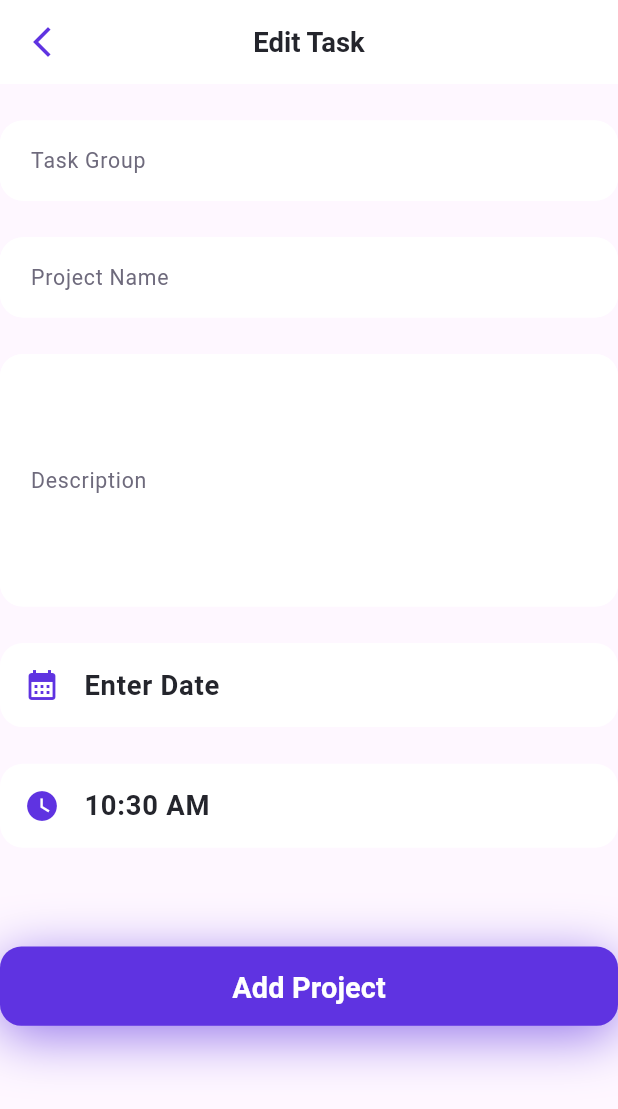
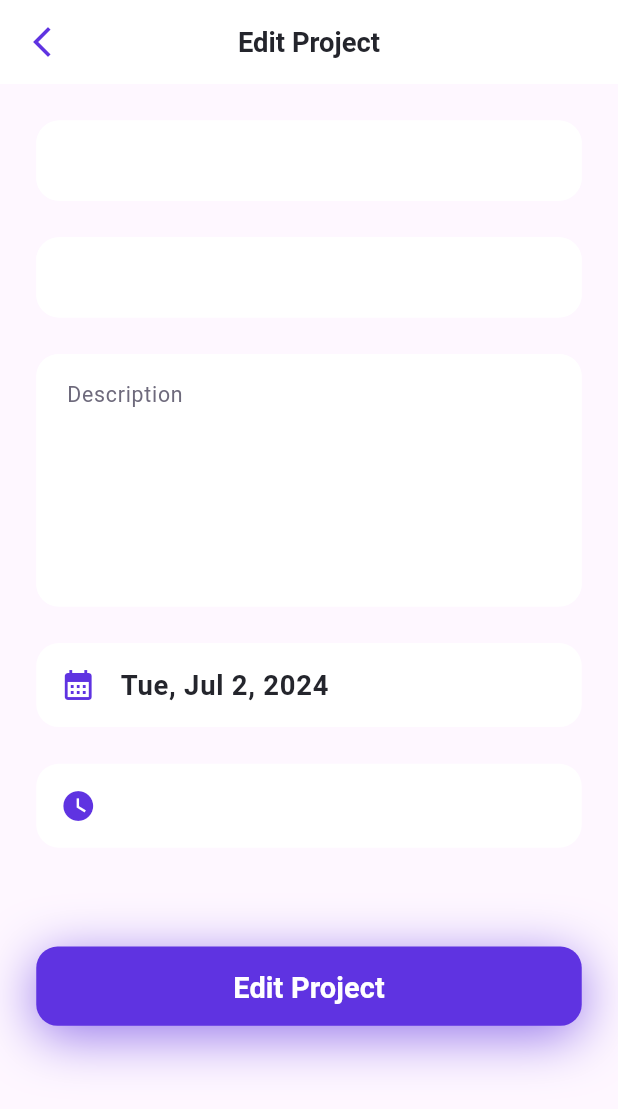
Before and after one commit to mostafaramadanhamed/Task-Ease-App, a Flutter app: the EditTaskScreen screen opened directly with empty values, on a phone screen of 412 x 824 dp. Shown: the top 1109 px of the screen. Run offline on Flutter 3.47's test engine with Material 3 defaults, Android fonts, the phone set to English and light mode, and no system bars; our stand-ins replace easy_date_timeline, flutter_bloc, flutter_screenutil, hive, hive_flutter; accounts and stored records are empty.

Commit message:
finish edit task screen

```diff
--- a/lib/core/widgets/app_text_field.dart
+++ b/lib/core/widgets/app_text_field.dart
@@ -11,24 +11,25 @@ class AppTextFormField extends StatelessWidget {
   final TextStyle ? inputTextStyle;
   final TextStyle ? hintStyle;
   final String hintText;
-  final String ? initialValue;
   final int ? maxLine;
   final TextInputType? textInputType;
   final bool ? isObscureText;
   final Widget ? suffixIcon;
   final Color ? backgroundColor;
   final TextEditingController  controller;
+  final void Function(String)? onChanged;
   const AppTextFormField({
     super.key,
     this.contentPadding, this.focusedBorder,
     this.enabledBorder, this.inputTextStyle,
     this.hintStyle, required this.hintText,
-    this.isObscureText, this.suffixIcon, this.backgroundColor, this.textInputType, this.maxLine, required this.controller, this.initialValue,
+    this.isObscureText, this.suffixIcon, this.backgroundColor, this.textInputType, this.maxLine, required this.controller, this.onChanged,
   });
 
   @override
   Widget build(BuildContext context) {
     return  TextFormField(
+      onChanged: onChanged,
       controller:controller ,
       validator: (val) {
         if (val!.isEmpty) {
@@ -36,7 +37,6 @@ class AppTextFormField extends StatelessWidget {
         }
         return null;
       },
-initialValue: initialValue,
       keyboardType: textInputType??TextInputType.text,
       maxLines: maxLine,
       decoration: InputDecoration(
@@ -71,7 +71,7 @@ initialValue: initialValue,
         hintStyle:hintStyle?? TextStyles.font14Regular,
         labelStyle:hintStyle?? TextStyles.font14Regular,
         hintText: hintText,
-        labelText: hintText,
+        //labelText: hintText,
         suffixIcon: suffixIcon,
       ),
       obscureText: isObscureText??false,
--- a/lib/features/add task/data/models/task_model.dart
+++ b/lib/features/add task/data/models/task_model.dart
@@ -4,17 +4,17 @@ part 'task_model.g.dart';
 @HiveType(typeId: 1)
 class TaskModel extends HiveObject{
   @HiveField(0)
-  final int id;
+   int id;
   @HiveField(1)
-  final String taskGroup;
+   String taskGroup;
   @HiveField(2)
-  final String projectName;
+   String projectName;
   @HiveField(3)
-  final String description;
+   String description;
   @HiveField(4)
-  final DateTime selectedDate;
+   DateTime selectedDate;
   @HiveField(5)
-  final String selectedTime;
+   String selectedTime;
 
   TaskModel(
       {required this.id,
--- a/lib/features/add task/presentation/widget/task_form.dart
+++ b/lib/features/add task/presentation/widget/task_form.dart
@@ -124,7 +124,7 @@ bool isTaped=false;
                       selectedDate: initialDate!,
                       selectedTime: initialTime!.format(context));
                   BlocProvider.of<AddTaskCubit>(context).addTask(taskModel);
-                  BlocProvider.of<FetchTaskCubit>(context).fetchAllTasks();
+                   BlocProvider.of<FetchTaskCubit>(context).fetchAllTasks();
                   context.pop();
                 }
                 else{
--- a/lib/features/edit task/presentation/edit_task_screen.dart
+++ b/lib/features/edit task/presentation/edit_task_screen.dart
@@ -1,4 +1,5 @@
 import 'package:flutter/material.dart';
+import 'package:flutter_screenutil/flutter_screenutil.dart';
 import 'package:task_ease/core/widgets/default_appbar.dart';
 import 'package:task_ease/features/add%20task/data/models/task_model.dart';
 import 'package:task_ease/features/edit%20task/presentation/widgets/edit_task_form.dart';
@@ -10,9 +11,12 @@ class EditTaskScreen extends StatelessWidget {
   @override
   Widget build(BuildContext context) {
     return Scaffold(
-      appBar: buildDefaultAppBar("Edit Task", context),
-      body: SingleChildScrollView(
-        child: EditTaskForm(task: task),
+      appBar: buildDefaultAppBar("Edit Project", context),
+      body: Padding(
+        padding:EdgeInsets.symmetric(horizontal: 22.0.w),
+        child: SingleChildScrollView(
+          child: EditTaskForm(task: task),
+        ),
       )
     );
   }
--- a/lib/features/edit task/presentation/widgets/edit_task_form.dart
+++ b/lib/features/edit task/presentation/widgets/edit_task_form.dart
@@ -29,8 +29,9 @@ class _EditTaskFormState extends State<EditTaskForm> {
   TextEditingController projectNameController=TextEditingController();
   TextEditingController descriptionController=TextEditingController();
   DateTime? initialDate;// Default to current date
-  TimeOfDay ?initialTime;// Default to current date
-  bool isTaped=false;
+  TimeOfDay ?initialTime;// Default to current time
+  bool isTape=false;
+  String ? taskGroup,projectName,disc;
   Future<DateTime?> selectDate(BuildContext context, Function(DateTime) onDateSelected) async {
     final DateTime? picked = await showDatePicker(
       context: context,
@@ -55,29 +56,32 @@ class _EditTaskFormState extends State<EditTaskForm> {
   }
 
   @override
-  void initState() {
-    super.initState();
-    initialDate = DateTime.now();
-    initialTime=TimeOfDay.now();
-  }
-  @override
   Widget build(BuildContext context) {
     return Form(
       key: formKey,
       child: Column(
         children: [
           24.ph,
-          AppTextFormField(hintText: "Task Group",controller: taskGroupController,),
+          AppTextFormField(hintText: widget.task.taskGroup ,controller: taskGroupController,onChanged: (val){
+            taskGroup=val;
+          },),
           24.ph,
-          AppTextFormField(hintText: "Project Name", controller: projectNameController,),
+          AppTextFormField( controller: projectNameController,hintText: widget.task.projectName,
+            onChanged: (val){
+              projectName=val;
+            },
+          ),
           24.ph,
-          AppTextFormField(hintText: "Description",maxLine: 6,textInputType: TextInputType.multiline, controller: descriptionController,),
+          AppTextFormField(hintText: "Description",maxLine: 6,textInputType: TextInputType.multiline, controller: descriptionController,
+            onChanged: (val){
+              disc=val;
+            },
+          ),
           24.ph,
           ListTile(
             onTap: () async {
               initialDate = await selectDate(context, (date) {
                 setState(() {
-                  isTaped=true;
                   print(initialDate);
                   initialDate = date;
 
@@ -89,7 +93,7 @@ class _EditTaskFormState extends State<EditTaskForm> {
             shape: RoundedRectangleBorder(borderRadius: BorderRadius.circular(15.r)),
             leading: const Icon(Icons.calendar_month_sharp, color: ColorsManager.kPrimaryColor),
             title: Text(
-              isTaped? DateFormat.yMMMEd().format(initialDate!):"Enter Date",
+             DateFormat.yMMMEd().format(initialDate??widget.task.selectedDate),
               style: TextStyles.font18SemiBold,
             ),
           ),
@@ -98,6 +102,7 @@ class _EditTaskFormState extends State<EditTaskForm> {
             onTap: () async {
               initialTime = await selectTime(context, (time) {
                 setState(() {
+                  isTape=true;
                   initialTime = time;
                 });
               });
@@ -107,32 +112,23 @@ class _EditTaskFormState extends State<EditTaskForm> {
             shape: RoundedRectangleBorder(borderRadius: BorderRadius.circular(15.r)),
             leading: const Icon(Icons.watch_later, color: ColorsManager.kPrimaryColor),
             title: Text(
-              initialTime!.format(context),
+             isTape?initialTime!.format(context): widget.task.selectedTime,
               style: TextStyles.font18SemiBold,
             ),
           ),
           65.ph,
-          BlocBuilder<AddTaskCubit, AddTaskState>(
-            builder: (context, state) {
-              return AppTextButton(buttonText: "Add Project", onPressed:() {
-                if(formKey.currentState!.validate()&& isTaped){
-                  formKey.currentState!.save();
+          AppTextButton(buttonText: "Edit Project", onPressed:() {
 
-                  var taskModel=TaskModel(id:  hashCode,
-                      taskGroup: taskGroupController.text,
-                      projectName: projectNameController.text,
-                      description: descriptionController.text,
-                      selectedDate: initialDate!,
-                      selectedTime: initialTime!.format(context));
-                  BlocProvider.of<AddTaskCubit>(context).addTask(taskModel);
+                  //todo edit tasks data
+                  widget.task.taskGroup=taskGroup ?? widget.task.taskGroup;
+                  widget.task.projectName=projectName ?? widget.task.projectName;
+                  widget.task.description=disc ?? widget.task.description;
+                  widget.task.selectedDate=initialDate ?? widget.task.selectedDate;
+                  isTape?widget.task.selectedTime=initialTime!.format(context):widget.task.selectedTime=widget.task.selectedTime;
+                  widget.task.save();
                   BlocProvider.of<FetchTaskCubit>(context).fetchAllTasks();
                   context.pop();
-                }
-                else{
-                  autoValidateMode=AutovalidateMode.always;
-                  setState((){});
-                }
-              });
+
             },
           ),
           24.ph,
--- a/lib/task_ease_app.dart
+++ b/lib/task_ease_app.dart
@@ -13,7 +13,9 @@ class TaskEaseApp extends StatelessWidget {
 
   @override
   Widget build(BuildContext context) {
-    return ScreenUtilInit(
+    return BlocProvider(
+      create: (context) => FetchTaskCubit(),
+      child: ScreenUtilInit(
         designSize: const Size(375, 812),
         minTextAdapt: true,
         child: MaterialApp(
@@ -22,6 +24,7 @@ class TaskEaseApp extends StatelessWidget {
           initialRoute: Routes.homeScreen,
           onGenerateRoute: appRouter.generateRoute,
         ),
+      ),
     );
   }
 }
```
Also changed, not shown: lib/core/routing/app_router.dart (+9 -8 lines). Lines whose indentation alone changed are shown as unchanged.
